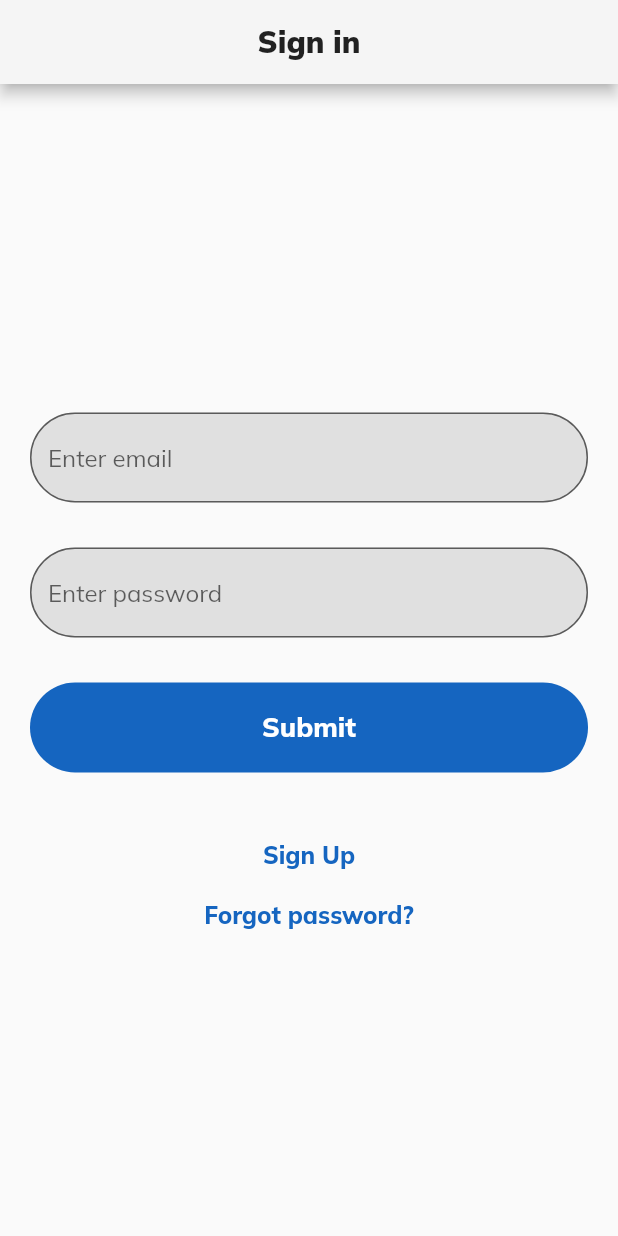
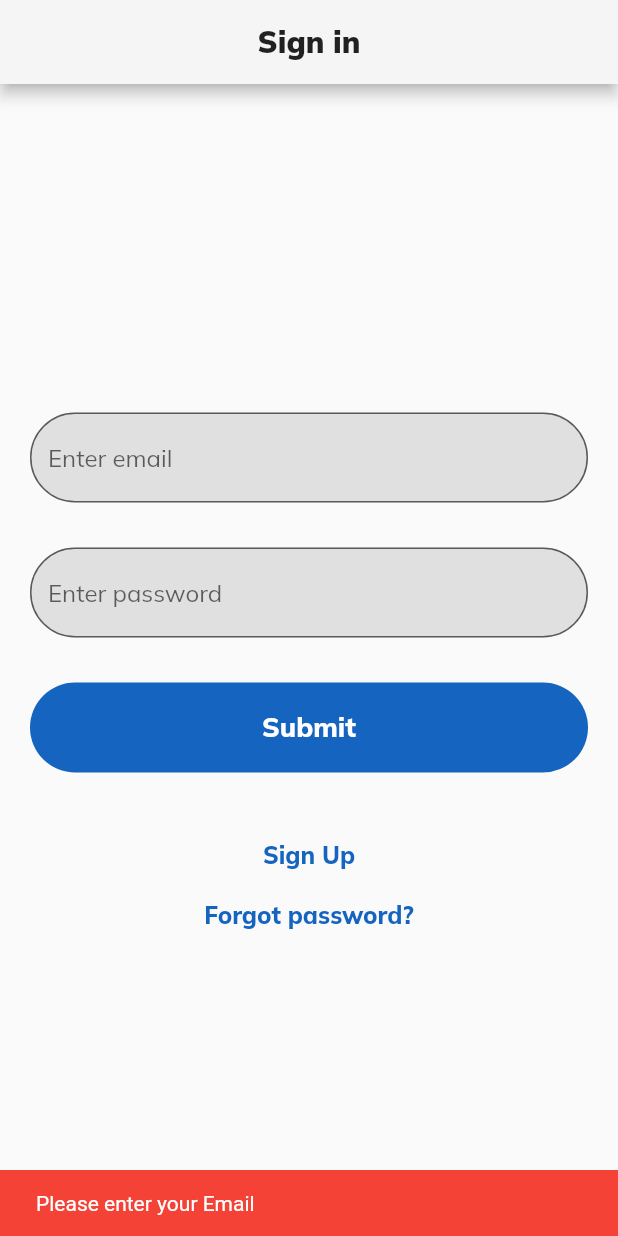
Before and after one commit to treserio/holbertonschool-twitter_clone, a Flutter app: the screen it shows after launch, after a tap on "Submit", on a phone screen of 412 x 824 dp. Run offline on Flutter 3.47's test engine with Material 2 defaults, Android fonts, the light colour scheme and no system bars; our stand-ins replace cloud_firestore, firebase_auth, firebase_core, google_fonts; accounts and stored records are empty; generated files the repository leaves out were written again.

Commit message:
+signIn/Out w/FirebaseAuth +SignUp

```diff
--- a/twitter/lib/providers/auth_state.dart
+++ b/twitter/lib/providers/auth_state.dart
@@ -2,6 +2,7 @@ import 'package:flutter/material.dart';
 import 'package:firebase_auth/firebase_auth.dart';
 import 'package:cloud_firestore/cloud_firestore.dart';
 import '../models/userData.dart';
+import '../screens/all.dart';
 
 
 enum Error {
@@ -14,7 +15,8 @@ enum Error {
   noUserError
 }
 class AuthState extends ChangeNotifier {
-  FirebaseAuth auth = FirebaseAuth.instance;
+  FirebaseAuth authState = FirebaseAuth.instance;
+  late UserData? activeUserData;
 
   final userDataRef = FirebaseFirestore
     .instance
@@ -23,6 +25,10 @@ class AuthState extends ChangeNotifier {
       fromFirestore: (snapshot, _) => UserData.fromJson(snapshot.data()!),
       toFirestore: (userData, _) => userData.toJson(),
     );
+
+  // AuthState({
+  //   this.activeUserData = const userDataRef.doc(auth.currentUser!.uid),
+  // });
 
   attemptSignUp(
     BuildContext context,
@@ -33,36 +39,35 @@ class AuthState extends ChangeNotifier {
     String confirm,
   ) async {
     String snackText = 'Account Created!';
+
     if (name == '') {
       snackText = 'Please enter your Name';
-    } else if (userName == '') {
+    }
+    else if (userName == '') {
       snackText = 'Please enter your Username';
-    } else if (email == '') {
+    }
+    else if (email == '') {
       snackText = 'Please enter you Email';
-    } else if (password == '') {
+    }
+    else if (password == '') {
       snackText = 'Please enter a Password';
-    } else if (password != confirm) {
+    }
+    else if (password != confirm) {
       snackText = "Passwords entered don't match.";
-    } else {
+    }
+    else {
       try {
-        final credential = await FirebaseAuth
-          .instance
+        final credential = await authState
           .createUserWithEmailAndPassword(
             email: email,
             password: password,
           );
-        // userDataRef.doc(credential.user!.uid).set(
-        //   UserData(
-        //     name: name,
-        //     userName: userName,
-        //     email: credential.user!.email!,
-        //   )
-        // );
-        userDataRef.add(
+        userDataRef.doc(credential.user!.uid).set(
           UserData(
             key: credential.user!.uid,
             name: name,
             userName: userName,
+            displayName: userName,
             email: credential.user!.email!,
           )
         );
@@ -86,22 +91,92 @@ class AuthState extends ChangeNotifier {
     }
     // build the snackbar here
     final snackBar = SnackBar(
+      backgroundColor: snackText == 'Account Created!' ?
+        Colors.green : Colors.red,
       content: Text(snackText),
     );
     // ignore: use_build_context_synchronously
     ScaffoldMessenger.of(context).showSnackBar(snackBar);
+    notifyListeners();
+  }
+
+  attemptLogin(
+    BuildContext context,
+    TextEditingController emailController,
+    TextEditingController passwordController
+  ) async {
+    String snackText = '';
+    if (emailController.text == '') {
+      snackText = 'Please enter your Email';
+    } else if (passwordController.text == '') {
+      snackText = 'Please enter your Password';
+    } else {
+      try {
+        final credential = await authState.signInWithEmailAndPassword(
+          email: emailController.text,
+          password: passwordController.text,
+        );
+        // ignore: use_build_context_synchronously
+        Navigator.push(
+          context,
+          MaterialPageRoute(builder: (context) => const HomeScreen()),
+        );
+        var userSnap = await userDataRef.doc(credential.user!.uid).get();
+        activeUserData = userSnap.data();
+      } on FirebaseAuthException catch (e) {
+        switch(e.code) {
+          case 'invalid-email': {
+            snackText = 'Please enter a valid email address.';
+          } break;
+
+          case 'user-disabled': {
+            snackText = 'This user has been disabled, please try again later.';
+          } break;
+
+          case 'user-not-found': {
+            snackText = 'No user found for that email.';
+          } break;
+
+          case 'wrong-password': {
+            snackText = 'Incorrect Password';
+          } break;
+        }
+      } catch (e) {
+        snackText = 'Failed to Login! Please try again.';
+      }
+    }
+    final snackBar = SnackBar(
+      backgroundColor: snackText == '' ?
+        Colors.green : Colors.red,
+      content: Text(snackText == '' ?
+        'Welcome ${activeUserData?.userName}' : snackText
+      ),
+    );
+    // ignore: use_build_context_synchronously
+    ScaffoldMessenger.of(context).showSnackBar(snackBar);
+    if (snackText == '') {
+      emailController.text = '';
+      passwordController.text = '';
+    }
+    notifyListeners();
+  }
+
+  logout(BuildContext context, appState) {
+    appState.setpageIndex = 0;
+    authState.signOut();
+    Navigator.popUntil(context, (route) => route.isFirst);
   }
 
   // listener won't listen
-  // var listener = FirebaseAuth.instance
-  //   .authStateChanges()
-  //   .listen((User? user) {
-  //     if (user == null) {
-  //       print('User is currently signed out!');
-  //     } else {
-  //       print('User is signed in!');
-  //     }
-  //   });
+  var listener = FirebaseAuth.instance
+    .authStateChanges()
+    .listen((User? user) {
+      if (user == null) {
+        print('User is currently signed out!');
+      } else {
+        print('User is signed in!');
+      }
+    });
 
   int _test = 0;
   int get test => _test;
--- a/twitter/lib/screens/signin_screen.dart
+++ b/twitter/lib/screens/signin_screen.dart
@@ -3,12 +3,15 @@ import 'dart:core';
 // import 'dart:convert';
 // import 'package:http/http.dart' as http;
 // import 'package:firebase_core/firebase_core.dart';
+
+import 'package:flutter/material.dart';
+import 'package:provider/provider.dart';
+import 'package:firebase_auth/firebase_auth.dart';
 import 'package:cloud_firestore/cloud_firestore.dart';
-import 'package:flutter/material.dart';
-import 'package:firebase_auth/firebase_auth.dart';
 import '../widgets/all.dart';
 import './all.dart';
 import '../models/userData.dart';
+import '../providers/all.dart';
 
 
 class SignIn extends StatefulWidget {
@@ -40,7 +43,8 @@ class _SignInState extends State<SignIn> {
   }
 
   @override
-  Widget build(BuildContext context) => Scaffold(
+  Widget build(BuildContext context) => Consumer<AuthState>(
+    builder: (context, state, child) => Scaffold(
       appBar: AppBar(
         backgroundColor: Colors.grey.shade100,
         foregroundColor: Colors.black87,
@@ -72,51 +76,11 @@ class _SignInState extends State<SignIn> {
               controller: _passwordController,
             ),
             FlatButton(
-            onPressed: () async {
-              try {
-                final credential = await FirebaseAuth.instance.signInWithEmailAndPassword(
-                  email: 'emailAddress@hotmail.com',
-                  password: 'password',
-                );
-                // print(credential);
-                // print(credential.user!.metadata);
-                // ignore: use_build_context_synchronously
-                Navigator.push(
+              onPressed: () => state.attemptLogin(
                 context,
-                  MaterialPageRoute(builder: (context) => const HomeScreen()),
-                );
-                final userDataRef = FirebaseFirestore
-                  .instance
-                  .collection('userData')
-                  .withConverter<UserData>(
-                    fromFirestore: (snapshot, _) {
-                      var data = snapshot.data();
-                      print(data!['followingList']);
-                      print(data!['followingList'][0] is String);
-                      print(data!['followersList'] is List<String>);
-                      print(data!['followersList'] is List<dynamic>);
-                      print(snapshot.data());
-                      return UserData.fromJson(snapshot.data()!);
-                    },
-                    toFirestore: (model, _) => model.toJson(),
-                  );
-                // test for setting userData based on signup, needs to be moved
-                // var mydata = UserData();
-                // userDataRef.doc(credential.user!.uid).set(mydata);
-                final what = (await userDataRef.doc(credential.user!.uid).get()).data();
-                print(what!.email);
-
-              } on FirebaseAuthException catch (e) {
-                if (e.code == 'user-not-found') {
-                  print('No user found for that email.');
-                } else if (e.code == 'wrong-password') {
-                  print('Wrong password provided for that user.');
-                }
-                print('FirebaseAuthException ${e.code} $e');
-              } catch (e) {
-                print(e);
-              }
-            }
+                _emailController,
+                _passwordController,
+              ),
             ),
             Padding(
               padding: const EdgeInsetsDirectional.only(top: 30),
@@ -163,7 +127,8 @@ class _SignInState extends State<SignIn> {
               ),
             ),
           ]
-      )
+        ),
+      ),
     ),
   );
 }
--- a/twitter/lib/screens/signup_screen.dart
+++ b/twitter/lib/screens/signup_screen.dart
@@ -87,10 +87,12 @@ class _SignUpState extends State<SignUp> {
               EntryField(
                 hint: 'Enter Password',
                 controller: _passwordController,
+                isPassword: true,
               ),
               EntryField(
                 hint: 'Confirm Password',
                 controller: _confirmController,
+                isPassword: true,
               ),
               FlatButton(
                 label: 'Sign Up',
```
Also changed, not shown: twitter/lib/widgets/side_bar_menu.dart (+15 -10 lines). Lines whose indentation alone changed are shown as unchanged.
